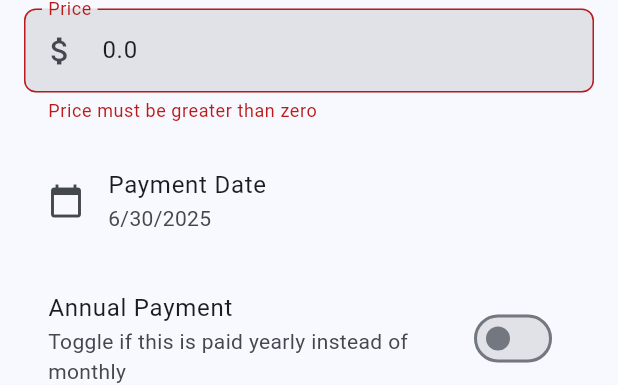
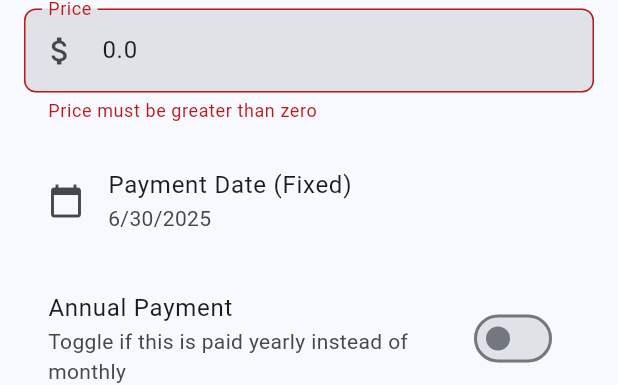
Before and after one commit to Mistribe/SubTracker, a Flutter app: the EditPaymentForm widget shown alone on an empty page, opened directly with empty values, after a tap on "Update Payment", on a phone screen of 412 x 824 dp. Shown: the part 221-606 px from the top of the screen. Run offline on Flutter 3.47's test engine with Material 3 defaults, Android fonts, the phone set to English and light mode, and no system bars.

Commit message:
Remove editable payment date from `EditPaymentForm` and ensure it remains fixed

```diff
--- a/mobile/lib/widgets/edit_payment_form.dart
+++ b/mobile/lib/widgets/edit_payment_form.dart
@@ -18,8 +18,6 @@ class _EditPaymentFormState extends State<EditPaymentForm> {
   late final TextEditingController _nameController;
   late final TextEditingController _priceController;
   late bool _isAnnual;
-  late DateTime _selectedDate;
-
   @override
   void initState() {
     super.initState();
@@ -27,7 +25,6 @@ class _EditPaymentFormState extends State<EditPaymentForm> {
     _nameController = TextEditingController(text: widget.payment.name);
     _priceController = TextEditingController(text: widget.payment.price.toString());
     _isAnnual = widget.payment.isAnnual;
-    _selectedDate = widget.payment.paymentDate;
   }
 
   @override
@@ -37,20 +34,7 @@ class _EditPaymentFormState extends State<EditPaymentForm> {
     super.dispose();
   }
 
-  // Show date picker
-  Future<void> _selectDate(BuildContext context) async {
-    final DateTime? picked = await showDatePicker(
-      context: context,
-      initialDate: _selectedDate,
-      firstDate: DateTime(2000),
-      lastDate: DateTime(2101),
-    );
-    if (picked != null && picked != _selectedDate) {
-      setState(() {
-        _selectedDate = picked;
-      });
-    }
-  }
+  // Date picker method removed as payment date is now fixed
 
   void _submitForm() {
     if (_formKey.currentState!.validate()) {
@@ -58,11 +42,12 @@ class _EditPaymentFormState extends State<EditPaymentForm> {
       final price = double.parse(_priceController.text);
 
       // Create updated payment object
+      // Note: We're using the original payment date to ensure it remains fixed
       final updatedPayment = widget.payment.copyWith(
         name: name,
         price: price,
         isAnnual: _isAnnual,
-        paymentDate: _selectedDate,
+        // Original payment date is preserved (not editable)
       );
 
       // Update the payment using the provider
@@ -153,12 +138,12 @@ class _EditPaymentFormState extends State<EditPaymentForm> {
               },
             ),
             const SizedBox(height: 16),
-            // Date picker
+            // Payment date (non-editable)
             ListTile(
               leading: const Icon(Icons.calendar_today),
-              title: const Text('Payment Date'),
-              subtitle: Text('${_selectedDate.month}/${_selectedDate.day}/${_selectedDate.year}'),
-              onTap: () => _selectDate(context),
+              title: const Text('Payment Date (Fixed)'),
+              subtitle: Text('${widget.payment.paymentDate.month}/${widget.payment.paymentDate.day}/${widget.payment.paymentDate.year}'),
+              // Date is fixed and non-editable
             ),
             const SizedBox(height: 16),
             SwitchListTile(
```
